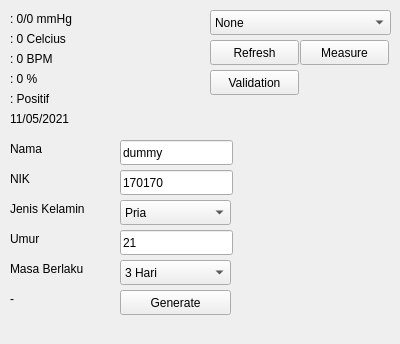
Qt form polektor.ui (idmaping/covid19tracer) before a commit.
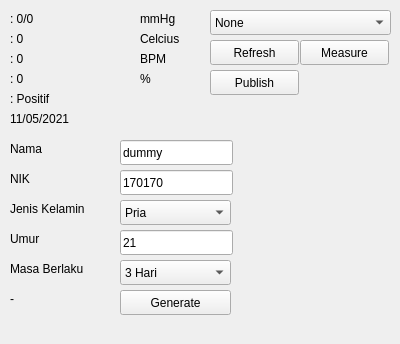
The same form after that commit.

Commit message: publish firebase

```diff
--- a/polektor.ui
+++ b/polektor.ui
@@ -23,7 +23,7 @@
     </rect>
    </property>
    <property name="text">
-    <string>: 0/0 mmHg</string>
+    <string>: 0/0</string>
    </property>
   </widget>
   <widget class="QLabel" name="lbl_suhu">
@@ -36,7 +36,7 @@
     </rect>
    </property>
    <property name="text">
-    <string>: 0 Celcius</string>
+    <string>: 0</string>
    </property>
   </widget>
   <widget class="QLabel" name="lbl_bpm">
@@ -49,7 +49,7 @@
     </rect>
    </property>
    <property name="text">
-    <string>: 0 BPM</string>
+    <string>: 0</string>
    </property>
   </widget>
   <widget class="QLabel" name="lbl_spo2">
@@ -62,7 +62,7 @@
     </rect>
    </property>
    <property name="text">
-    <string>: 0 %</string>
+    <string>: 0</string>
    </property>
   </widget>
   <widget class="QPushButton" name="btn_measure">
@@ -301,7 +301,7 @@
     </rect>
    </property>
    <property name="text">
-    <string>Validation</string>
+    <string>Publish</string>
    </property>
   </widget>
   <widget class="QLineEdit" name="in_umur">
@@ -343,6 +343,58 @@
     <string>: Positif</string>
    </property>
   </widget>
+  <widget class="QLabel" name="label_6">
+   <property name="geometry">
+    <rect>
+     <x>140</x>
+     <y>10</y>
+     <width>67</width>
+     <height>17</height>
+    </rect>
+   </property>
+   <property name="text">
+    <string>mmHg</string>
+   </property>
+  </widget>
+  <widget class="QLabel" name="label_7">
+   <property name="geometry">
+    <rect>
+     <x>140</x>
+     <y>30</y>
+     <width>67</width>
+     <height>17</height>
+    </rect>
+   </property>
+   <property name="text">
+    <string>Celcius</string>
+   </property>
+  </widget>
+  <widget class="QLabel" name="label_8">
+   <property name="geometry">
+    <rect>
+     <x>140</x>
+     <y>50</y>
+     <width>67</width>
+     <height>17</height>
+    </rect>
+   </property>
+   <property name="text">
+    <string>BPM</string>
+   </property>
+  </widget>
+  <widget class="QLabel" name="label_9">
+   <property name="geometry">
+    <rect>
+     <x>140</x>
+     <y>70</y>
+     <width>67</width>
+     <height>17</height>
+    </rect>
+   </property>
+   <property name="text">
+    <string>%</string>
+   </property>
+  </widget>
  </widget>
  <resources/>
  <connections/>
```
The commit also changes 7 other files.
